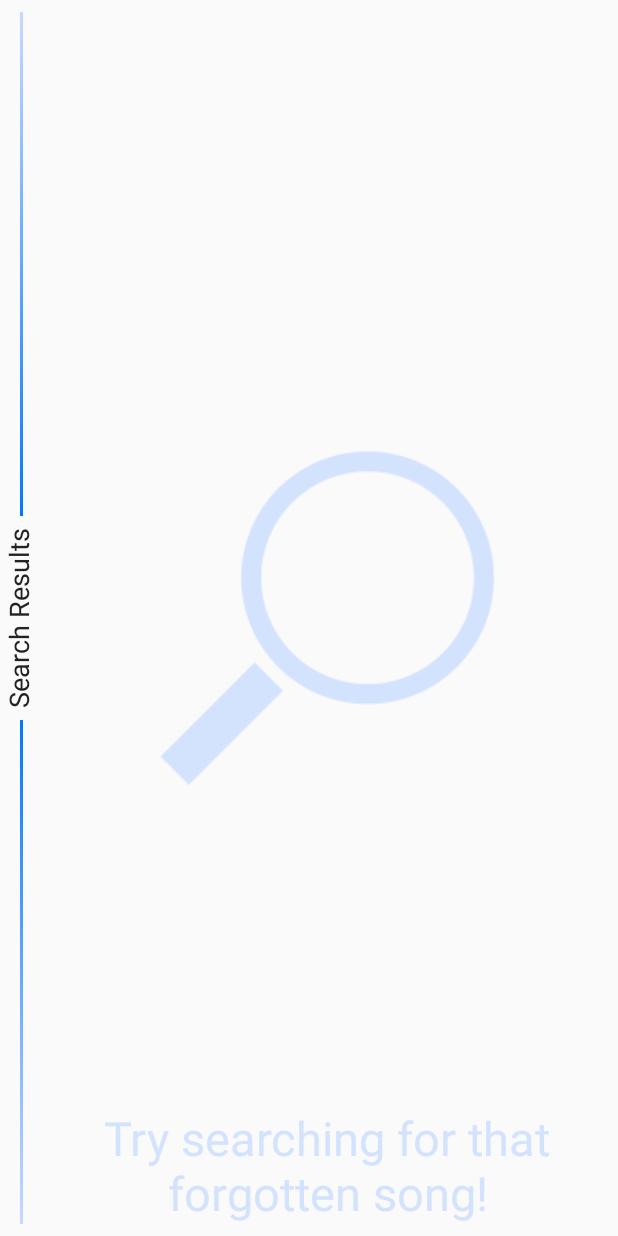
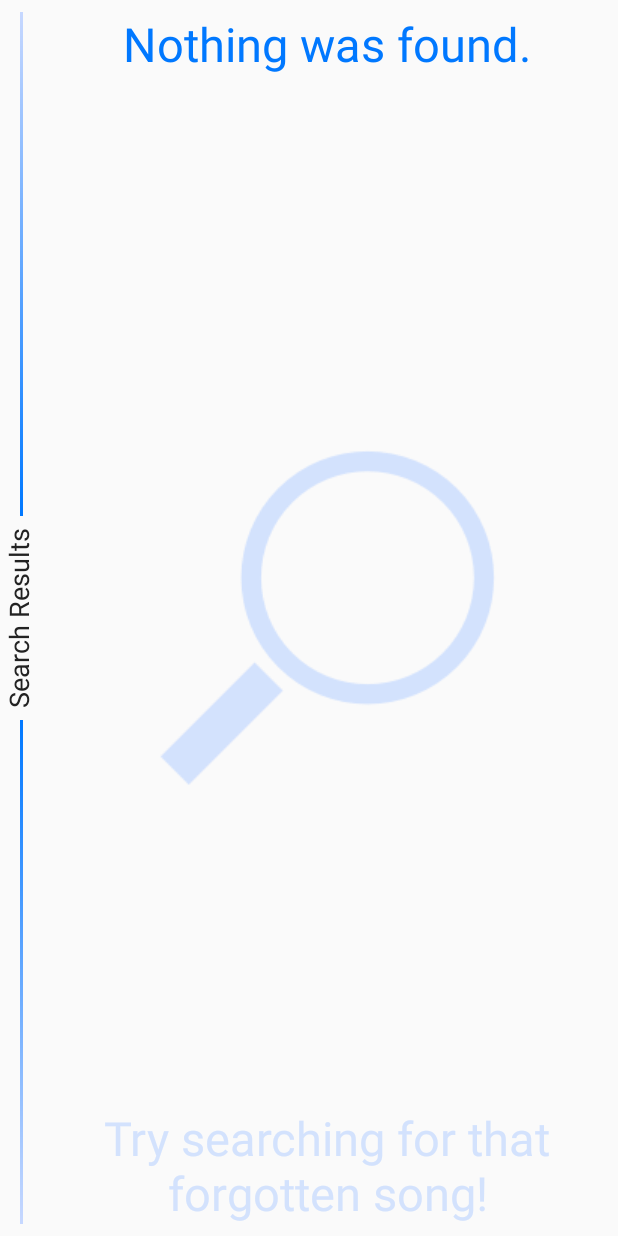
Before and after one commit to bswanson58/AndroidNoise, an Android app: the layout fragment_search_list.xml on its own in the app's theme, with its tools: preview values and no code run, on a phone screen of 412 x 824 dp. Run offline under Robolectric (Android 15) with nearby library versions, the phone set to English and light mode, and no system bars.

Commit message:
Added a message when no search results are found.

```diff
--- a/AndroidNoise/src/main/res/layout/fragment_search_list.xml
+++ b/AndroidNoise/src/main/res/layout/fragment_search_list.xml
@@ -52,8 +52,12 @@
             android:layout_height="wrap_content"
             style="@style/ShortListStyle"/>
 
+        <RelativeLayout
+            android:id="@+id/sl_empty_view"
+            android:layout_height="match_parent"
+            android:layout_width="match_parent">
+
             <TextView
-            android:id="@+id/sl_empty_view"
                 android:layout_height="match_parent"
                 android:layout_width="match_parent"
                 android:layout_margin="@dimen/noise_base_padding"
@@ -61,6 +65,17 @@
                 android:text="@string/sl_empty_list"
                 android:textSize="14pt"
                 android:textColor="@color/SubtleColor"/>
+
+            <TextView
+                android:id="@+id/sl_no_results"
+                android:layout_height="match_parent"
+                android:layout_width="match_parent"
+                android:layout_margin="@dimen/noise_base_padding"
+                android:gravity="center_horizontal|top"
+                android:text="@string/sl_no_results"
+                android:textSize="14pt"
+                android:textColor="@color/TitleText"/>
+        </RelativeLayout>
     </RelativeLayout>
 
 </LinearLayout>
--- a/AndroidNoise/src/main/res/values/strings.xml
+++ b/AndroidNoise/src/main/res/values/strings.xml
@@ -31,6 +31,7 @@
     <string name="sl_searching_title">Searching for Noise Systems…</string>
     <string name="ql_empty_list">Play Something!</string>
     <string name="sl_empty_list">Try searching for that forgotten song!</string>
+    <string name="sl_no_results">Nothing was found.</string>
     <string name="search_text_hint">Type something to search for…</string>
     <string name="album_count_title">Albums:</string>
     <string name="ali_track_count_title">Tracks:</string>
```
Also changed, not shown: AndroidNoise/src/main/java/com/SecretSquirrel/AndroidNoise/activities/SearchListFragment.java (+11 -1 lines). Lines whose indentation alone changed are shown as unchanged.
